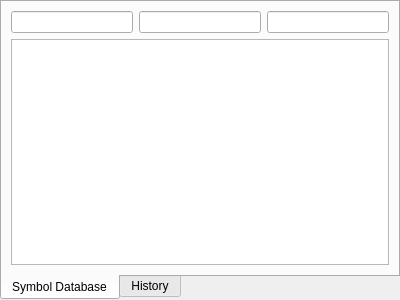
Qt form KayrebtViewer/databaseviewer.ui (lgeorget/KayrebtViewer) before a commit.
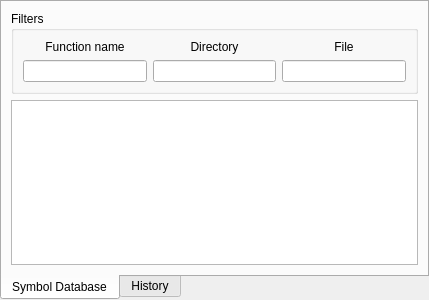
The same form after that commit.

Commit message: Put the filters in their own framebox

Patch:
```diff
--- a/KayrebtViewer/databaseviewer.ui
+++ b/KayrebtViewer/databaseviewer.ui
@@ -6,7 +6,7 @@
    <rect>
     <x>0</x>
     <y>0</y>
-    <width>400</width>
+    <width>429</width>
     <height>300</height>
    </rect>
   </property>
@@ -31,20 +31,70 @@
    </attribute>
    <layout class="QVBoxLayout" name="verticalLayout">
     <item>
-     <layout class="QHBoxLayout" name="horizontalLayout">
-      <item>
-       <widget class="QLineEdit" name="symbolFilter"/>
-      </item>
-      <item>
-       <widget class="QLineEdit" name="dirFilter"/>
-      </item>
-      <item>
-       <widget class="QLineEdit" name="fileFilter"/>
-      </item>
-     </layout>
+     <widget class="QGroupBox" name="filters">
+      <property name="title">
+       <string>Filters</string>
+      </property>
+      <layout class="QGridLayout" name="gridLayout">
+       <item row="1" column="0">
+        <widget class="QLineEdit" name="symbolFilter"/>
+       </item>
+       <item row="1" column="2">
+        <widget class="QLineEdit" name="dirFilter"/>
+       </item>
+       <item row="0" column="2">
+        <widget class="QLabel" name="dirLabel">
+         <property name="text">
+          <string>Directory</string>
+         </property>
+         <property name="alignment">
+          <set>Qt::AlignCenter</set>
+         </property>
+         <property name="buddy">
+          <cstring>filters</cstring>
+         </property>
+        </widget>
+       </item>
+       <item row="1" column="3">
+        <widget class="QLineEdit" name="fileFilter"/>
+       </item>
+       <item row="0" column="0">
+        <widget class="QLabel" name="symbolLabel">
+         <property name="text">
+          <string>Function name</string>
+         </property>
+         <property name="alignment">
+          <set>Qt::AlignCenter</set>
+         </property>
+        </widget>
+       </item>
+       <item row="0" column="3">
+        <widget class="QLabel" name="fileLabel">
+         <property name="text">
+          <string>File</string>
+         </property>
+         <property name="alignment">
+          <set>Qt::AlignCenter</set>
+         </property>
+        </widget>
+       </item>
+      </layout>
+     </widget>
     </item>
     <item>
      <widget class="QTableView" name="dbView">
+      <property name="sizePolicy">
+       <sizepolicy hsizetype="Minimum" vsizetype="Expanding">
+        <horstretch>0</horstretch>
+        <verstretch>0</verstretch>
+       </sizepolicy>
+      </property>
+      <property name="minimumSize">
+       <size>
+        <width>0</width>
+        <height>0</height>
+       </size>
+      </property>
       <property name="alternatingRowColors">
        <bool>true</bool>
       </property>
```
The commit also changes 2 other files.
